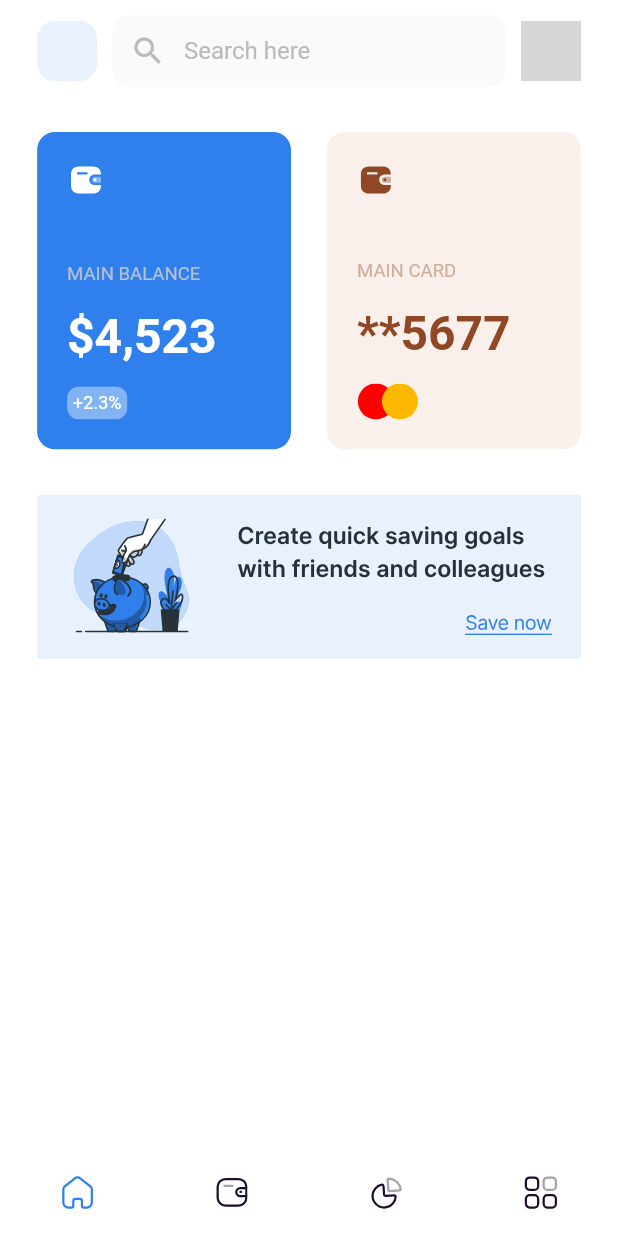
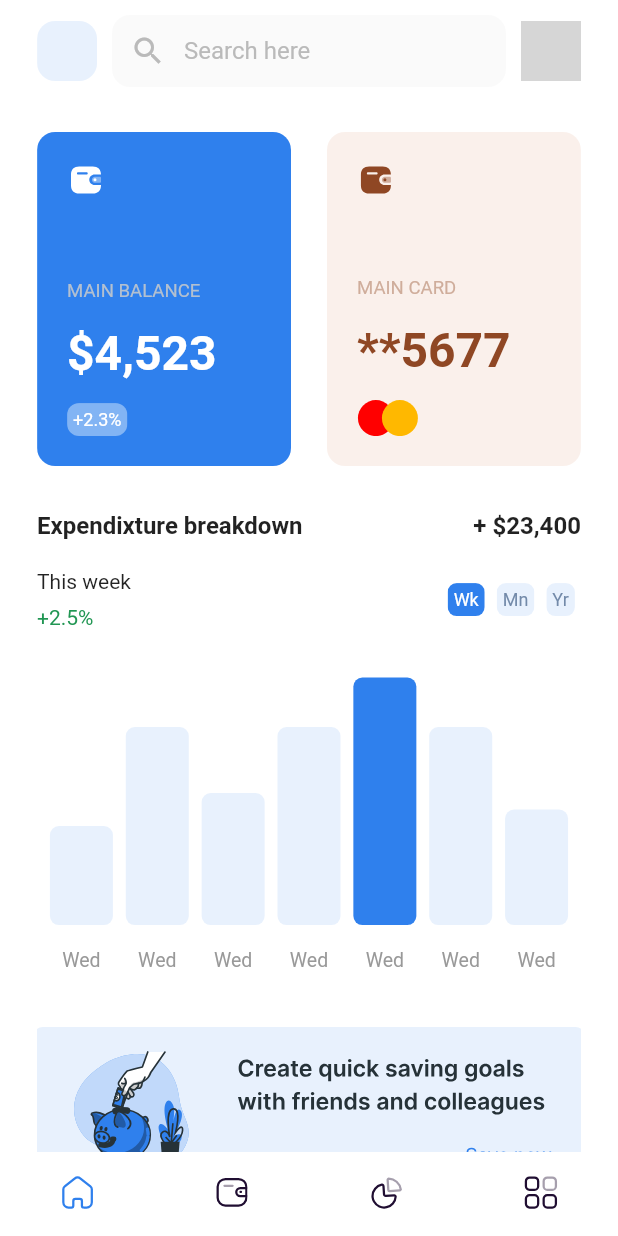
Before and after one commit to oluwakeye-john/fintech-app, a Flutter app: the screen it shows after launch, on a phone screen of 412 x 824 dp. Run offline on Flutter 3.47's test engine with Material 2 defaults, Android fonts, the phone set to English and light mode, and no system bars; drawn by our look-alikes of fl_chart; our stand-ins replace flutter_svg; network calls fail; grey boxes are pictures that could not be loaded.

Commit message:
barchart done

```diff
--- a/lib/pages/home.dart
+++ b/lib/pages/home.dart
@@ -1,6 +1,7 @@
 import 'package:fintech/widgets/home/ads.dart';
 import 'package:fintech/widgets/home/balance-card.dart';
 import 'package:fintech/widgets/home/balance-list.dart';
+import 'package:fintech/widgets/home/bar-chart.dart';
 import 'package:fintech/widgets/home/body.dart';
 import 'package:fintech/widgets/home/header.dart';
 import 'package:flutter/material.dart';
@@ -13,13 +14,22 @@ class HomeScreen extends StatelessWidget {
         mainAxisAlignment: MainAxisAlignment.start,
         children: [
           HomeHeader(),
+          Expanded(
+            child: SingleChildScrollView(
+              child: Column(
+                children: [
                   BalanceList(children: [
                     HomeBalanceCard(),
                     HomeBalanceCard(
                       alt: true,
                     )
                   ]),
+                  HomeBarChart(),
                   HomeAds(),
+                ],
+              ),
+            ),
+          ),
         ],
       ),
     );
--- a/lib/widgets/home/balance-list.dart
+++ b/lib/widgets/home/balance-list.dart
@@ -11,7 +11,7 @@ class BalanceList extends StatelessWidget {
         shrinkWrap: true,
         gridDelegate: SliverGridDelegateWithFixedCrossAxisCount(
           crossAxisCount: 2,
-          childAspectRatio: 0.8,
+          childAspectRatio: 0.76,
           mainAxisSpacing: 24,
           crossAxisSpacing: 24,
         ),
--- /dev/null
+++ b/lib/widgets/home/bar-chart.dart
@@ -0,0 +1,203 @@
+import 'package:fintech/constants.dart';
+import 'package:fl_chart/fl_chart.dart';
+import 'package:flutter/material.dart';
+
+class HomeBarChart extends StatelessWidget {
+  @override
+  Widget build(BuildContext context) {
+    return Container(
+      padding: EdgeInsets.only(top: 30, bottom: 0),
+      child: Column(
+        children: [
+          HomeBarChartHeading(),
+          HomeBarChartSummary(),
+          Container(
+            height: 225,
+            width: double.infinity,
+            child: BarChart(BarChartData(
+                maxY: 17,
+                borderData: FlBorderData(show: false),
+                barTouchData: BarTouchData(
+                  enabled: false,
+                ),
+                titlesData: FlTitlesData(
+                  show: true,
+                  bottomTitles: SideTitles(
+                    showTitles: true,
+                    getTextStyles: (value) =>
+                        const TextStyle(color: Color(0xFF999999), fontSize: 13),
+                    margin: 16,
+                    getTitles: (double value) {
+                      switch (value.toInt()) {
+                        case 0:
+                          return 'Mon';
+                        case 1:
+                          return 'Tue';
+                        case 2:
+                          return 'Wed';
+                        case 3:
+                          return 'Thu';
+                        case 4:
+                          return 'Fri';
+                        case 5:
+                          return 'Sat';
+                        case 6:
+                          return 'Sun';
+                        default:
+                          return '';
+                      }
+                    },
+                  ),
+                  leftTitles: SideTitles(
+                    showTitles: false,
+                  ),
+                ),
+                barGroups: [
+                  BarChartGroupData(x: 2, barRods: [
+                    BarChartRodData(
+                        colors: [primaryLight],
+                        width: 42,
+                        y: 6,
+                        borderRadius: BorderRadius.circular(6))
+                  ]),
+                  BarChartGroupData(x: 2, barRods: [
+                    BarChartRodData(
+                        colors: [primaryLight],
+                        width: 42,
+                        y: 12,
+                        borderRadius: BorderRadius.circular(6))
+                  ]),
+                  BarChartGroupData(x: 2, barRods: [
+                    BarChartRodData(
+                        colors: [primaryLight],
+                        width: 42,
+                        y: 8,
+                        borderRadius: BorderRadius.circular(6))
+                  ]),
+                  BarChartGroupData(x: 2, barRods: [
+                    BarChartRodData(
+                        colors: [primaryLight],
+                        width: 42,
+                        y: 12,
+                        borderRadius: BorderRadius.circular(6))
+                  ]),
+                  BarChartGroupData(x: 2, barRods: [
+                    BarChartRodData(
+                        colors: [primaryColor],
+                        width: 42,
+                        y: 15,
+                        borderRadius: BorderRadius.circular(6))
+                  ]),
+                  BarChartGroupData(x: 2, barRods: [
+                    BarChartRodData(
+                        colors: [primaryLight],
+                        width: 42,
+                        y: 12,
+                        borderRadius: BorderRadius.circular(6))
+                  ]),
+                  BarChartGroupData(x: 2, barRods: [
+                    BarChartRodData(
+                        colors: [primaryLight],
+                        width: 42,
+                        y: 7,
+                        borderRadius: BorderRadius.circular(6))
+                  ]),
+                ])),
+          ),
+        ],
+      ),
+    );
+  }
+}
+
+class HomeBarChartSummary extends StatelessWidget {
+  const HomeBarChartSummary({
+    Key key,
+  }) : super(key: key);
+
+  @override
+  Widget build(BuildContext context) {
+    return Container(
+      padding: EdgeInsets.only(top: 20, bottom: 10),
+      child: Row(
+        crossAxisAlignment: CrossAxisAlignment.center,
+        mainAxisAlignment: MainAxisAlignment.spaceBetween,
+        children: [
+          Column(
+            crossAxisAlignment: CrossAxisAlignment.start,
+            children: [
+              Text("This week"),
+              Padding(
+                padding: EdgeInsets.only(top: 8.0),
+                child: Text(
+                  "+2.5%",
+                  style: TextStyle(color: Color(0xFF219653)),
+                ),
+              )
+            ],
+          ),
+          Row(
+            children: [
+              HomeBarChartFilter(
+                text: "Wk",
+                active: true,
+              ),
+              HomeBarChartFilter(
+                text: "Mn",
+              ),
+              HomeBarChartFilter(
+                text: "Yr",
+              ),
+            ],
+          ),
+        ],
+      ),
+    );
+  }
+}
+
+class HomeBarChartFilter extends StatelessWidget {
+  final bool active;
+  final String text;
+  HomeBarChartFilter({@required this.text, this.active = false});
+
+  @override
+  Widget build(BuildContext context) {
+    return Padding(
+      padding: const EdgeInsets.only(left: 4, right: 4),
+      child: ClipRRect(
+        borderRadius: BorderRadius.circular(6),
+        child: Container(
+            color: active ? primaryColor : primaryLight,
+            padding: EdgeInsets.all(4),
+            child: Text(text,
+                style: TextStyle(
+                    fontSize: 12,
+                    color: active ? Colors.white : Color(0xFF738AA9)))),
+      ),
+    );
+  }
+}
+
+class HomeBarChartHeading extends StatelessWidget {
+  const HomeBarChartHeading({
+    Key key,
+  }) : super(key: key);
+
+  @override
+  Widget build(BuildContext context) {
+    return Row(
+      mainAxisAlignment: MainAxisAlignment.spaceBetween,
+      children: [
+        Text(
+          "Expendixture breakdown",
+          style: TextStyle(fontWeight: FontWeight.w600, fontSize: 16),
+        ),
+        Text(
+          "+ \$23,400",
+          style: TextStyle(fontWeight: FontWeight.w600, fontSize: 16),
+        ),
+      ],
+    );
+  }
+}
--- a/pubspec.yaml
+++ b/pubspec.yaml
@@ -27,6 +27,7 @@ dependencies:
   # The following adds the Cupertino Icons font to your application.
   # Use with the CupertinoIcons class for iOS style icons.
   flutter_svg: ^0.22.0
+  fl_chart: ^0.36.1
   cupertino_icons: ^1.0.2
 
 dev_dependencies:
```
Also changed, not shown: pubspec.lock. Lines whose indentation alone changed are shown as unchanged.
